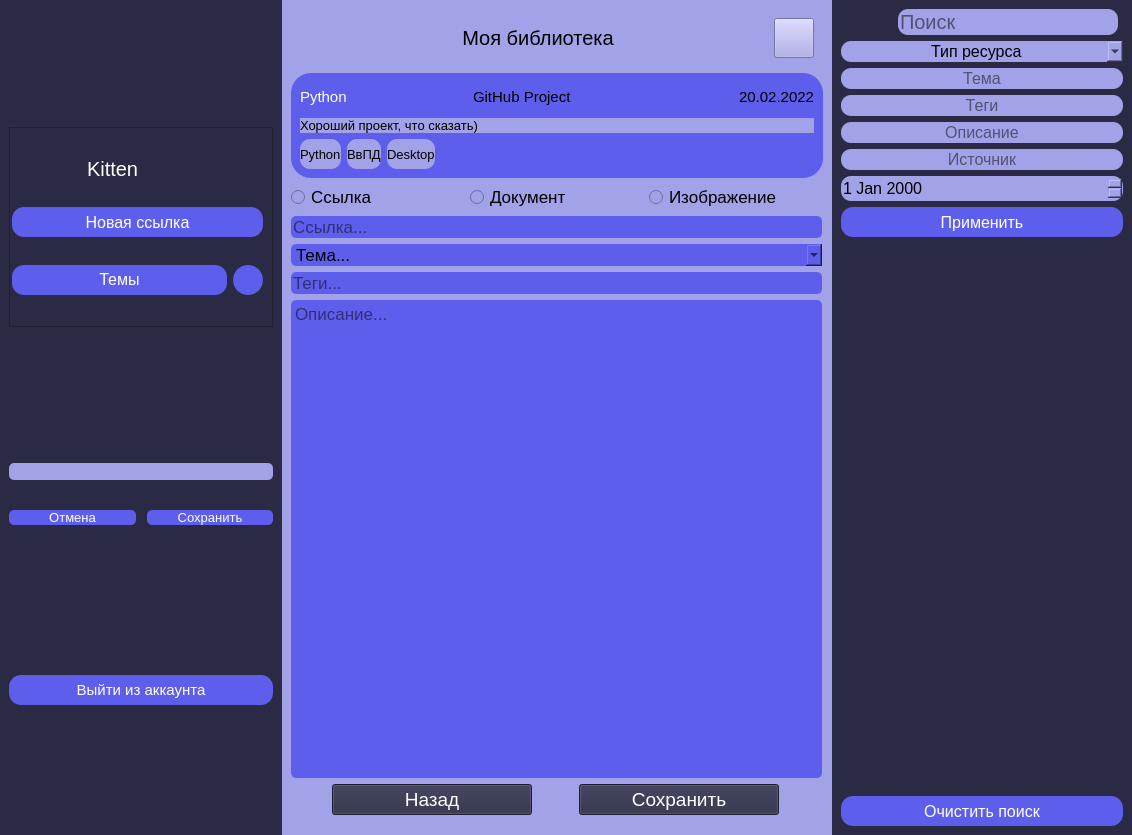
Liqror/Links-agregator, file orig.ui: the form before one commit.
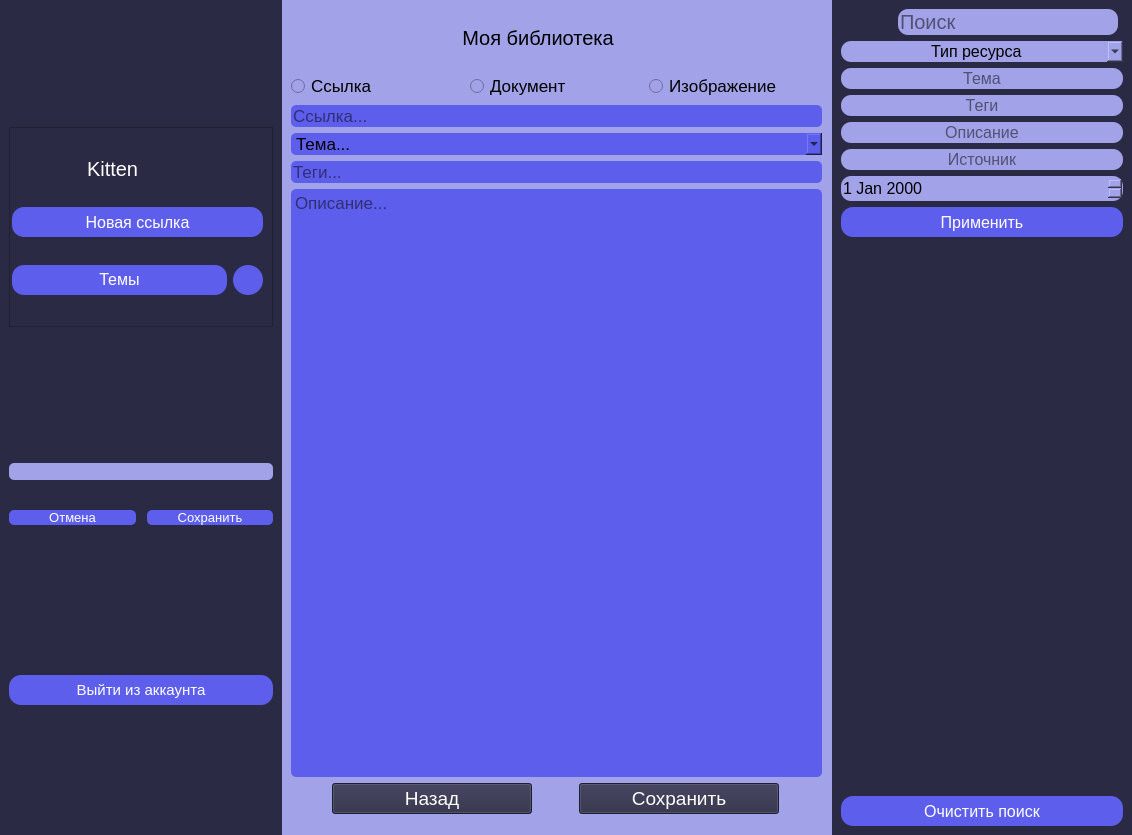
The form after the commit. Icons and pictures are not drawn.

Diff of the .ui file:
```diff
--- a/orig.ui
+++ b/orig.ui
@@ -505,6 +505,10 @@
               <height>40</height>
              </size>
             </property>
+            <property name="styleSheet">
+             <string notr="true">border-style: outset; 
+border-width: 0px;</string>
+            </property>
             <property name="text">
              <string/>
             </property>
@@ -515,203 +519,14 @@
             <property name="iconSize">
              <size>
               <width>45</width>
-              <height>40</height>
+              <height>38</height>
              </size>
             </property>
-           </widget>
-          </item>
-         </layout>
-        </widget>
-       </item>
-       <item>
-        <widget class="QFrame" name="linkFrame">
-         <property name="maximumSize">
-          <size>
-           <width>16777215</width>
-           <height>120</height>
-          </size>
-         </property>
-         <property name="styleSheet">
-          <string notr="true">QFrame {background: #5E5EEC;
-border-radius: 20px;}</string>
-         </property>
-         <layout class="QVBoxLayout" name="linkLayout">
-          <item>
-           <layout class="QHBoxLayout" name="linkDescription">
-            <item>
-             <widget class="QLabel" name="themeName_2">
-              <property name="minimumSize">
-               <size>
-                <width>0</width>
-                <height>0</height>
-               </size>
-              </property>
-              <property name="font">
-               <font>
-                <family>Arial</family>
-                <pointsize>11</pointsize>
-               </font>
-              </property>
-              <property name="styleSheet">
-               <string notr="true">color: rgb(255, 255, 255);</string>
-              </property>
-              <property name="text">
-               <string>Python</string>
-              </property>
-             </widget>
-            </item>
-            <item>
-             <widget class="QLabel" name="linksName_2">
-              <property name="minimumSize">
-               <size>
-                <width>0</width>
-                <height>30</height>
-               </size>
-              </property>
-              <property name="font">
-               <font>
-                <family>Arial</family>
-                <pointsize>11</pointsize>
-               </font>
-              </property>
-              <property name="text">
-               <string>GitHub Project</string>
-              </property>
-             </widget>
-            </item>
-            <item>
-             <widget class="QLabel" name="dateOfCreation_2">
-              <property name="enabled">
-               <bool>true</bool>
-              </property>
-              <property name="font">
-               <font>
-                <family>Arial</family>
-                <pointsize>11</pointsize>
-               </font>
-              </property>
-              <property name="layoutDirection">
-               <enum>Qt::LeftToRight</enum>
-              </property>
-              <property name="text">
-               <string>20.02.2022</string>
-              </property>
-              <property name="alignment">
-               <set>Qt::AlignRight|Qt::AlignTrailing|Qt::AlignVCenter</set>
-              </property>
-             </widget>
-            </item>
-           </layout>
-          </item>
-          <item>
-           <widget class="QLabel" name="descriptionLabel">
-            <property name="font">
-             <font>
-              <family>Arial</family>
-              <pointsize>10</pointsize>
-             </font>
+            <property name="flat">
+             <bool>true</bool>
             </property>
-            <property name="styleSheet">
-             <string notr="true">background: #A2A2E8;
-border-radius: 0,5 px;</string>
-            </property>
-            <property name="text">
-             <string>Хороший проект, что сказать)</string>
-            </property>
            </widget>
           </item>
-          <item>
-           <layout class="QHBoxLayout" name="tagslLayout">
-            <item>
-             <widget class="QLabel" name="tag_3">
-              <property name="minimumSize">
-               <size>
-                <width>0</width>
-                <height>30</height>
-               </size>
-              </property>
-              <property name="font">
-               <font>
-                <family>Arial</family>
-                <pointsize>10</pointsize>
-               </font>
-              </property>
-              <property name="styleSheet">
-               <string notr="true">background: #A2A2E8;
-border-radius: 10px;</string>
-              </property>
-              <property name="text">
-               <string>Python</string>
-              </property>
-             </widget>
-            </item>
-            <item>
-             <widget class="QLabel" name="tag_2">
-              <property name="minimumSize">
-               <size>
-                <width>0</width>
-                <height>30</height>
-               </size>
-              </property>
-              <property name="font">
-               <font>
-                <family>Arial</family>
-                <pointsize>10</pointsize>
-               </font>
-              </property>
-              <property name="styleSheet">
-               <string notr="true">background: #A2A2E8;
-border-radius: 10px;</string>
-              </property>
-              <property name="text">
-               <string>ВвПД</string>
-              </property>
-             </widget>
-            </item>
-            <item>
-             <widget class="QLabel" name="tag">
-              <property name="minimumSize">
-               <size>
-                <width>0</width>
-                <height>30</height>
-               </size>
-              </property>
-              <property name="maximumSize">
-               <size>
-                <width>16777215</width>
-                <height>16777215</height>
-               </size>
-              </property>
-              <property name="font">
-               <font>
-                <family>Arial</family>
-                <pointsize>10</pointsize>
-               </font>
-              </property>
-              <property name="styleSheet">
-               <string notr="true">background: #A2A2E8;
-border-radius: 10px;</string>
-              </property>
-              <property name="text">
-               <string>Desktop</string>
-              </property>
-             </widget>
-            </item>
-            <item>
-             <spacer name="tagSpacer">
-              <property name="orientation">
-               <enum>Qt::Horizontal</enum>
-              </property>
-              <property name="sizeHint" stdset="0">
-               <size>
-                <width>40</width>
-                <height>20</height>
-               </size>
-              </property>
-             </spacer>
-            </item>
-           </layout>
-          </item>
          </layout>
         </widget>
        </item>
@@ -733,7 +548,7 @@
                <x>0</x>
                <y>0</y>
                <width>531</width>
-               <height>631</height>
+               <height>741</height>
               </rect>
              </property>
              <property name="sizePolicy">
```
Left out of the diff: 2 changed lines with no effect on the pictures.
